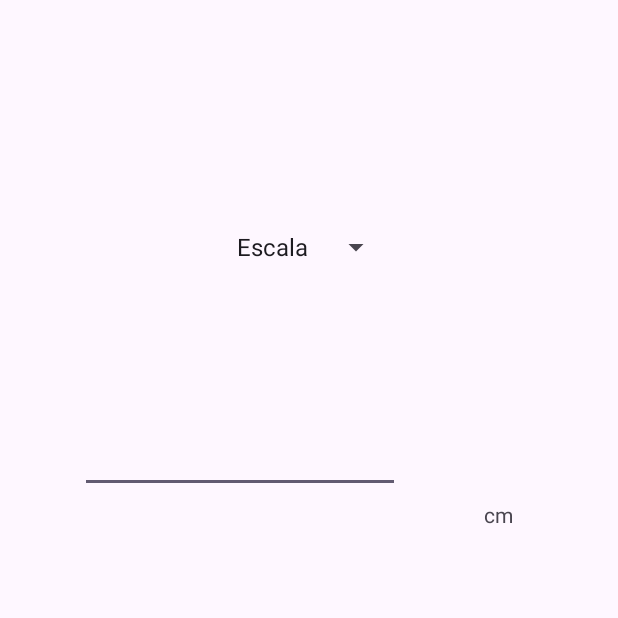
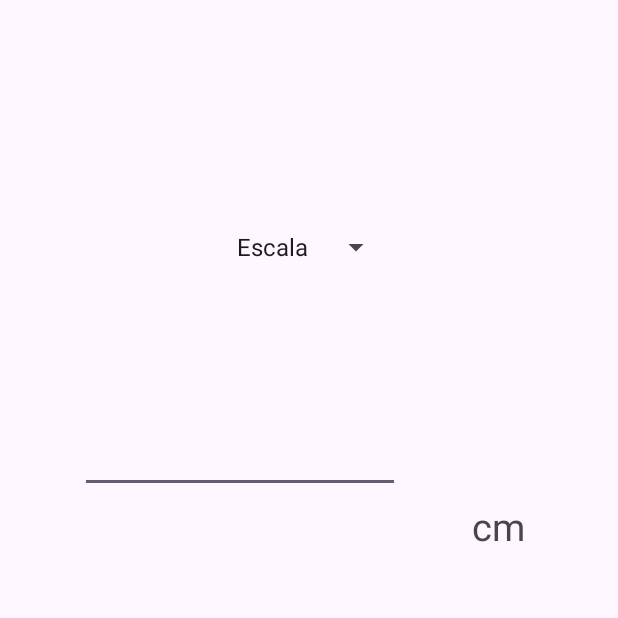
Before and after one commit to Blo2000/EscaladoyPintura, an Android app: the Escalado screen opened directly, with no data from a screen before it, on a phone screen of 412 x 824 dp, the top half of it. Run offline under Robolectric (Android 15) with nearby library versions, the phone set to English and light mode, and no system bars.

```diff
--- a/app/src/main/res/layout/escalado.xml
+++ b/app/src/main/res/layout/escalado.xml
@@ -20,7 +20,8 @@
         app:layout_constraintHorizontal_bias="1.0"
         app:layout_constraintStart_toStartOf="parent"
         app:layout_constraintTop_toTopOf="parent"
-        app:layout_constraintVertical_bias="0.0" />
+        app:layout_constraintVertical_bias="0.0"
+        android:textSize="25sp" />
 
     <Spinner
         android:id="@+id/desplegable"
@@ -58,7 +59,7 @@
         android:layout_marginTop="241dp"
         android:layout_marginEnd="30dp"
         android:layout_marginBottom="455dp"
-        android:ems="10"
+        android:textSize="25sp"
         android:text="cm"
         android:textAlignment="center"
         app:layout_constraintBottom_toBottomOf="parent"
```
